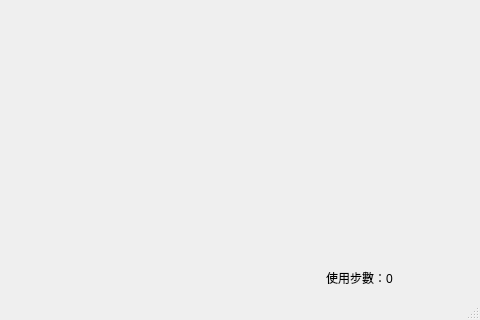
First picture: the form in mainwindow.ui, repository B10215029/SlidingPuzzle, before the edit; both pictures show x 263 to 743 and y 328 to 648 of the 743 by 648 pixel window.
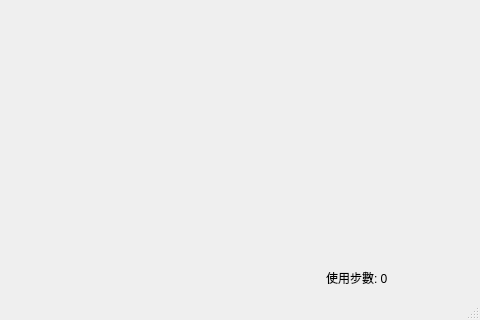
Second picture: the form after the edit. Custom widgets are drawn as their Qt base class.

```diff
--- a/mainwindow.ui
+++ b/mainwindow.ui
@@ -57,7 +57,7 @@
       <item>
        <widget class="QLabel" name="label">
         <property name="text">
-         <string>使用步數：0</string>
+         <string>使用步數: 0</string>
         </property>
        </widget>
       </item>
```
